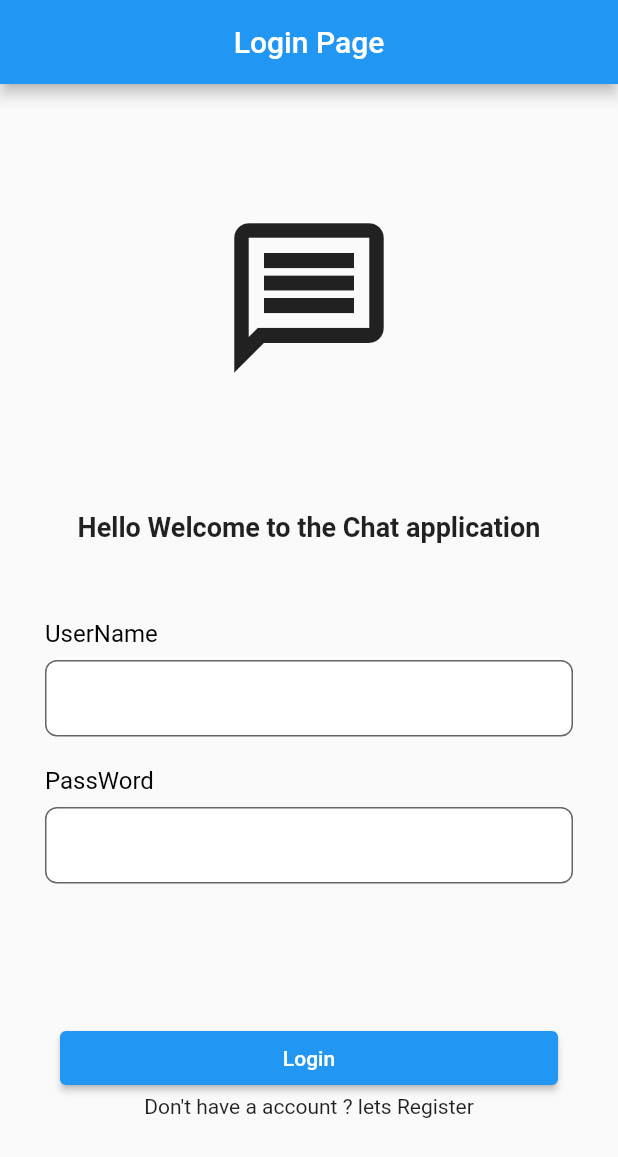
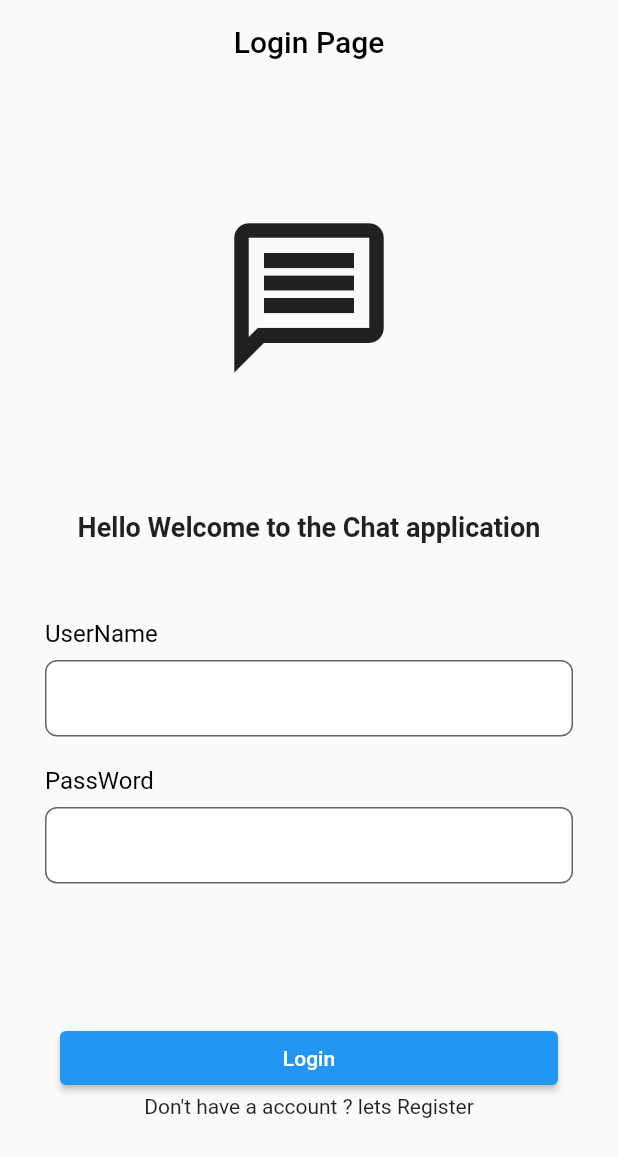
Before and after one commit to SeniruHasith/MobileApplication_Chat, a Flutter app: the screen it shows after launch, on a phone screen of 412 x 824 dp. Shown: the top 1157 px of the screen. Run offline on Flutter 3.47's test engine with Material 2 defaults, Android fonts, the phone set to English and light mode, and no system bars; our stand-ins replace beamer, camera, contacts_service, currency_text_input_formatter, device_info, dropdown_search and 10 more; missing offline and left inert: dart:html, dart:js, google_maps, huawei_map; accounts and stored records are empty; Roboto replaces fonts that are missing (Satoshi-Medium).

Commit message:
added common appBar

```diff
--- a/lib/Views/LoginPage.dart
+++ b/lib/Views/loginScreen/LoginPage.dart
@@ -1,4 +1,4 @@
-import 'package:demoappliaction/Views/register_page.dart';
+import 'package:demoappliaction/Views/RegistrationScreen/register_page.dart';
 import 'package:demoappliaction/widgets/data_input_forms/common_text_form_field/common_text_form_field.dart';
 import 'package:flutter/foundation.dart';
 import 'package:flutter/material.dart';
@@ -21,7 +21,10 @@ class _LoginPageState extends State<LoginPage> {
   Widget build(BuildContext context) {
     return Scaffold(
       appBar: AppBar(
-        title: Text("Login Page"),
+        elevation: 0,
+        foregroundColor: Colors.white.withOpacity(0),
+        backgroundColor: Colors.white.withOpacity(0),
+        title: const Text("Login Page",style: TextStyle(color: Colors.black),),
         centerTitle: true,
       ),
       body: SingleChildScrollView(
--- a/lib/main.dart
+++ b/lib/main.dart
@@ -1,4 +1,4 @@
-import 'package:demoappliaction/Views/LoginPage.dart';
+import 'package:demoappliaction/Views/loginScreen/LoginPage.dart';
 import 'package:flutter/material.dart';
 
 void main() {
```
Also changed, not shown: lib/widgets/AppBar_Component.dart (added, +26 -0 lines), lib/Views/RegistrationScreen/register_page.dart (renamed from lib/Views/register_page.dart).
